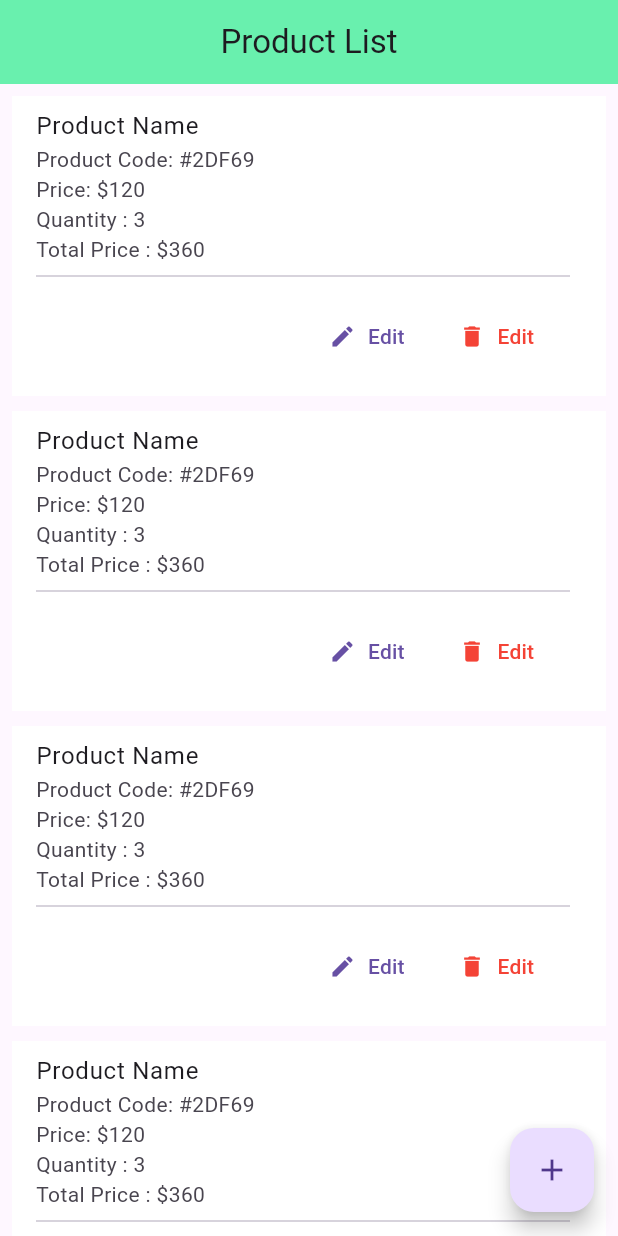
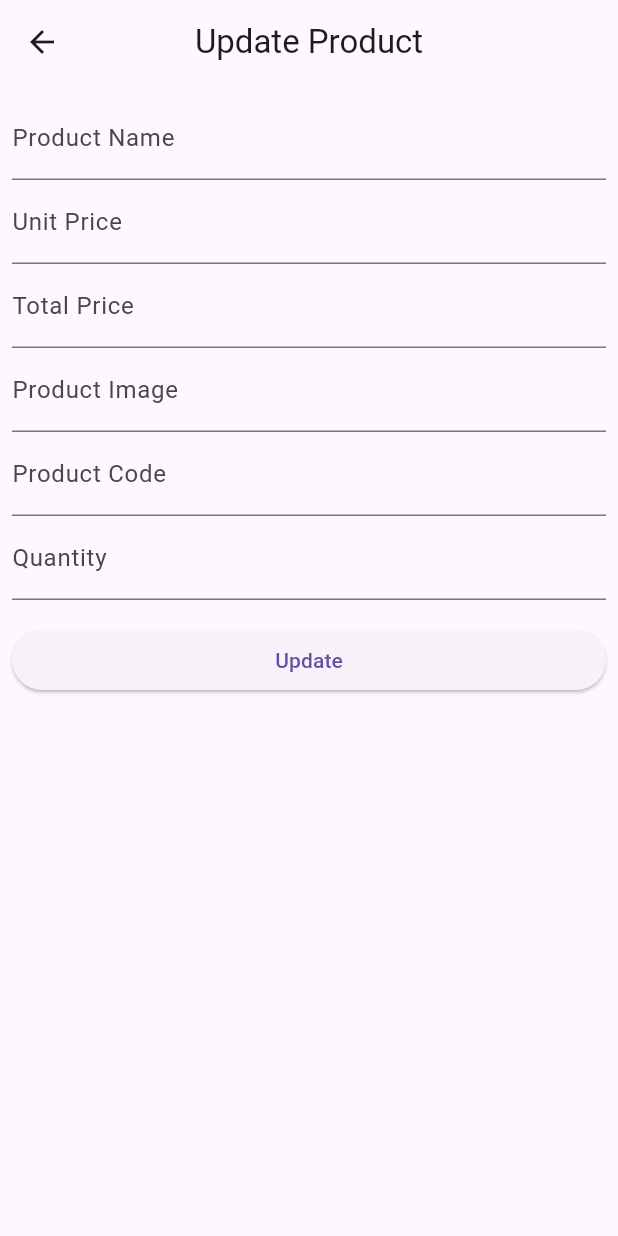
Before and after one commit to Kamrul-Hasan-2/ostad_assignment_05_api_CRUD_app, a Flutter app: the screen it shows after launch, after a tap on "Edit", on a phone screen of 412 x 824 dp. Run offline on Flutter 3.47's test engine with Material 3 defaults, Android fonts, the light colour scheme and no system bars.

Commit message:
Update Button Add

```diff
--- /dev/null
+++ b/lib/screen/update_new_product.dart
@@ -0,0 +1,104 @@
+import 'package:flutter/material.dart';
+
+class UpdateNewProduct extends StatefulWidget {
+  const UpdateNewProduct({super.key});
+
+  @override
+  State<UpdateNewProduct> createState() => _UpdateNewProductState();
+}
+
+class _UpdateNewProductState extends State<UpdateNewProduct> {
+  final TextEditingController _productNameTEController =
+  TextEditingController();
+  final TextEditingController _unitPriceTEController = TextEditingController();
+  final TextEditingController _totalPriceTEController = TextEditingController();
+  final TextEditingController _productImagesTEController =
+  TextEditingController();
+  final TextEditingController _productCodeTEController =
+  TextEditingController();
+  final TextEditingController _quantityTEController = TextEditingController();
+  final GlobalKey<FormState> _formKey = GlobalKey<FormState>();
+
+  @override
+  Widget build(BuildContext context) {
+    return Scaffold(
+      appBar: AppBar(
+        title: const Text('Update Product'),
+        centerTitle: true,
+      ),
+      body: Padding(
+        padding: const EdgeInsets.all(8.0),
+        child: SingleChildScrollView(
+          child: _buildForm(),
+        ),
+      ),
+    );
+  }
+
+  Widget _buildForm() {
+    return Form(
+      key: _formKey,
+      child: Column(
+        children: [
+          TextFormField(
+            controller: _productNameTEController,
+            decoration: InputDecoration(
+                hintText: 'Product Name', label: Text('Product Name')),
+          ),
+          TextFormField(
+            controller: _unitPriceTEController,
+            decoration: InputDecoration(
+                hintText: 'Unit Price', label: Text('Unit Price')),
+          ),
+          TextFormField(
+            controller: _totalPriceTEController,
+            decoration: InputDecoration(
+                hintText: 'Total Price', label: Text('Total Price')),
+          ),
+          TextFormField(
+            controller: _productImagesTEController,
+            decoration: InputDecoration(
+                hintText: 'Product Image', label: Text('Product Image')),
+          ),
+          TextFormField(
+            controller: _productCodeTEController,
+            decoration: InputDecoration(
+                hintText: 'Product Code', label: Text('Product Code')),
+          ),
+          TextFormField(
+            controller: _quantityTEController,
+            decoration: InputDecoration(
+                hintText: 'Quantity', label: Text('Quantity')),
+          ),
+          SizedBox(
+            height: 16,
+          ),
+          ElevatedButton(
+            style: ElevatedButton.styleFrom(
+              fixedSize: Size.fromWidth(double.maxFinite),
+            ),
+            onPressed: _addOnTapAddProduct,
+            child: Text('Update'),
+          ),
+        ],
+      ),
+    );
+  }
+
+
+  void _addOnTapAddProduct(){
+
+  }
+
+  @override
+  void dispose() {
+    _productNameTEController.dispose();
+    _unitPriceTEController.dispose();
+    _totalPriceTEController.dispose();
+    _productImagesTEController.dispose();
+    _productCodeTEController.dispose();
+    _quantityTEController.dispose();
+
+    super.dispose();
+  }
+}
--- a/lib/widget/product_list_item.dart
+++ b/lib/widget/product_list_item.dart
@@ -1,3 +1,4 @@
+import 'package:api_product_app/screen/update_new_product.dart';
 import 'package:flutter/material.dart';
 
 class ProductList extends StatelessWidget {
@@ -21,7 +22,13 @@ class ProductList extends StatelessWidget {
           ButtonBar(
             children: [
               TextButton.icon(
-                onPressed: () {},
+                onPressed: () {
+                  Navigator.push(
+                      context,
+                      MaterialPageRoute(
+                        builder: (context) => UpdateNewProduct(),
+                      ));
+                },
                 icon: const Icon(Icons.edit),
                 label: const Text('Edit'),
               ),
```
Also changed, not shown: lib/screen/add_new_product.dart (+84 -43 lines).
